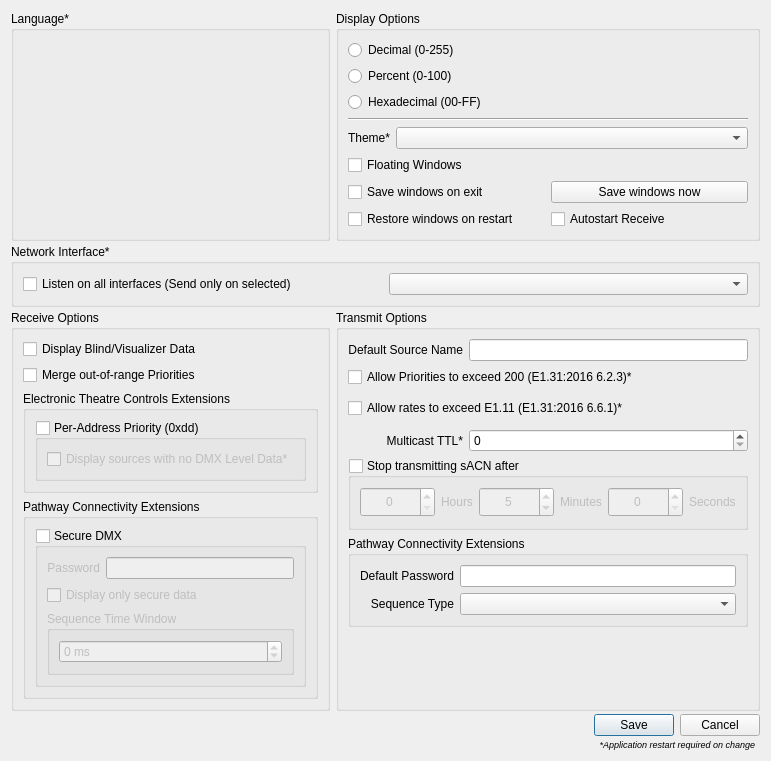
Qt form ui/preferencesdialog.ui (docsteer/sacnview) before a commit.
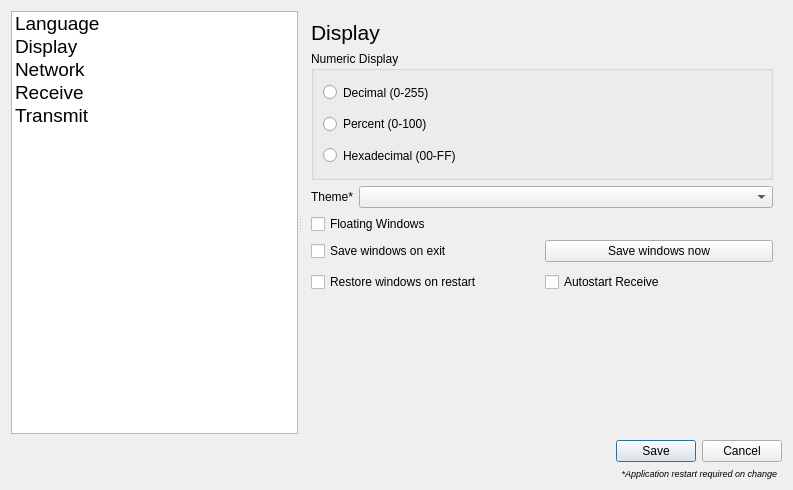
The same form after that commit. Icons and pictures are not drawn.

The edit to the form file:
```diff
--- a/ui/preferencesdialog.ui
+++ b/ui/preferencesdialog.ui
@@ -6,8 +6,8 @@
    <rect>
     <x>0</x>
     <y>0</y>
-    <width>713</width>
-    <height>671</height>
+    <width>793</width>
+    <height>490</height>
    </rect>
   </property>
   <property name="sizePolicy">
@@ -23,22 +23,402 @@
    <iconset resource="../res/resources.qrc">
     <normaloff>:/icons/settings.png</normaloff>:/icons/settings.png</iconset>
   </property>
+  <layout class="QVBoxLayout" name="verticalLayout_2">
+   <item>
+    <widget class="QSplitter" name="splitter">
+     <property name="sizePolicy">
+      <sizepolicy hsizetype="Expanding" vsizetype="Expanding">
+       <horstretch>0</horstretch>
+       <verstretch>0</verstretch>
+      </sizepolicy>
+     </property>
+     <property name="orientation">
+      <enum>Qt::Orientation::Horizontal</enum>
+     </property>
+     <widget class="QListWidget" name="lwPrefCategory">
+      <property name="font">
+       <font>
+        <pointsize>14</pointsize>
+       </font>
+      </property>
+      <property name="iconSize">
+       <size>
+        <width>32</width>
+        <height>32</height>
+       </size>
+      </property>
+      <property name="spacing">
+       <number>5</number>
+      </property>
+      <item>
+       <property name="text">
+        <string>Language</string>
+       </property>
+       <property name="icon">
+        <iconset resource="../res/resources.qrc">
+         <normaloff>:/preferences/pref_language.svg</normaloff>:/preferences/pref_language.svg</iconset>
+       </property>
+      </item>
+      <item>
+       <property name="text">
+        <string>Display</string>
+       </property>
+       <property name="icon">
+        <iconset resource="../res/resources.qrc">
+         <normaloff>:/preferences/pref_display.svg</normaloff>:/preferences/pref_display.svg</iconset>
+       </property>
+      </item>
+      <item>
+       <property name="text">
+        <string>Network</string>
+       </property>
+       <property name="icon">
+        <iconset resource="../res/resources.qrc">
+         <normaloff>:/preferences/pref_network.svg</normaloff>:/preferences/pref_network.svg</iconset>
+       </property>
+      </item>
+      <item>
+       <property name="text">
+        <string>Receive</string>
+       </property>
+       <property name="icon">
+        <iconset resource="../res/resources.qrc">
+         <normaloff>:/preferences/pref_recieve.svg</normaloff>:/preferences/pref_recieve.svg</iconset>
+       </property>
+      </item>
+      <item>
+       <property name="text">
+        <string>Transmit</string>
+       </property>
+       <property name="icon">
+        <iconset resource="../res/resources.qrc">
+         <normaloff>:/preferences/pref_transmit.svg</normaloff>:/preferences/pref_transmit.svg</iconset>
+       </property>
+      </item>
+     </widget>
+     <widget class="QStackedWidget" name="stackedWidget">
+      <property name="currentIndex">
+       <number>1</number>
+      </property>
+      <widget class="QWidget" name="page">
+       <layout class="QVBoxLayout" name="verticalLayout_7">
+        <item>
+         <widget class="QLabel" name="label_16">
+          <property name="font">
+           <font>
+            <pointsize>16</pointsize>
+           </font>
+          </property>
+          <property name="text">
+           <string>Language</string>
+          </property>
+         </widget>
+        </item>
+        <item>
+         <widget class="QGroupBox" name="gbLanguage">
+          <property name="sizePolicy">
+           <sizepolicy hsizetype="Expanding" vsizetype="Expanding">
+            <horstretch>0</horstretch>
+            <verstretch>0</verstretch>
+           </sizepolicy>
+          </property>
+          <property name="title">
+           <string/>
+          </property>
+          <layout class="QVBoxLayout" name="vlLanguage"/>
+         </widget>
+        </item>
+       </layout>
+      </widget>
+      <widget class="QWidget" name="page_2">
+       <layout class="QVBoxLayout" name="verticalLayout_9">
+        <item>
+         <widget class="QLabel" name="label_11">
+          <property name="font">
+           <font>
+            <pointsize>16</pointsize>
+           </font>
+          </property>
+          <property name="text">
+           <string>Display</string>
+          </property>
+         </widget>
+        </item>
+        <item>
+         <widget class="QGroupBox" name="gbDisplayFormat">
+          <property name="sizePolicy">
+           <sizepolicy hsizetype="Expanding" vsizetype="MinimumExpanding">
+            <horstretch>0</horstretch>
+            <verstretch>0</verstretch>
+           </sizepolicy>
+          </property>
+          <property name="title">
+           <string>Numeric Display</string>
+          </property>
+          <layout class="QVBoxLayout" name="verticalLayout_10">
+           <item>
+            <widget class="QRadioButton" name="DecimalDisplayFormat">
+             <property name="enabled">
+              <bool>true</bool>
+             </property>
+             <property name="sizePolicy">
+              <sizepolicy hsizetype="Expanding" vsizetype="Expanding">
+               <horstretch>0</horstretch>
+               <verstretch>0</verstretch>
+              </sizepolicy>
+             </property>
+             <property name="maximumSize">
+              <size>
+               <width>16777215</width>
+               <height>30</height>
+              </size>
+             </property>
+             <property name="text">
+              <string>Decimal (0-255)</string>
+             </property>
+            </widget>
+           </item>
+           <item>
+            <widget class="QRadioButton" name="PercentDisplayFormat">
+             <property name="sizePolicy">
+              <sizepolicy hsizetype="Expanding" vsizetype="Expanding">
+               <horstretch>0</horstretch>
+               <verstretch>0</verstretch>
+              </sizepolicy>
+             </property>
+             <property name="maximumSize">
+              <size>
+               <width>16777215</width>
+               <height>30</height>
+              </size>
+             </property>
+             <property name="text">
+              <string>Percent (0-100)</string>
+             </property>
+            </widget>
+           </item>
+           <item>
+            <widget class="QRadioButton" name="HexDisplayFormat">
+             <property name="sizePolicy">
+              <sizepolicy hsizetype="Expanding" vsizetype="Expanding">
+               <horstretch>0</horstretch>
+               <verstretch>0</verstretch>
+              </sizepolicy>
+             </property>
+             <property name="maximumSize">
+              <size>
+               <width>16777215</width>
+               <height>30</height>
+              </size>
+             </property>
+             <property name="text">
+              <string>Hexadecimal (00-FF)</string>
+             </property>
+            </widget>
+           </item>
+          </layout>
+         </widget>
+        </item>
+        <item>
+         <layout class="QHBoxLayout" name="horizontalLayout_3">
+          <item>
+           <widget class="QLabel" name="label">
+            <property name="maximumSize">
+             <size>
+              <width>16777215</width>
+              <height>30</height>
+             </size>
+            </property>
+            <property name="text">
+             <string>Theme*</string>
+            </property>
+            <property name="alignment">
+             <set>Qt::AlignmentFlag::AlignRight|Qt::AlignmentFlag::AlignTrailing|Qt::AlignmentFlag::AlignVCenter</set>
+            </property>
+           </widget>
+          </item>
+          <item>
+           <widget class="QComboBox" name="cmbTheme">
+            <property name="sizePolicy">
+             <sizepolicy hsizetype="Expanding" vsizetype="Fixed">
+              <horstretch>0</horstretch>
+              <verstretch>0</verstretch>
+             </sizepolicy>
+            </property>
+            <property name="maximumSize">
+             <size>
+              <width>16777215</width>
+              <height>30</height>
+             </size>
+            </property>
+           </widget>
+          </item>
+         </layout>
+        </item>
+        <item>
   <layout class="QGridLayout" name="gridLayout">
-   <property name="verticalSpacing">
-    <number>3</number>
-   </property>
+          <item row="0" column="0">
+           <widget class="QCheckBox" name="cbFloatingWindows">
+            <property name="sizePolicy">
+             <sizepolicy hsizetype="Preferred" vsizetype="Fixed">
+              <horstretch>0</horstretch>
+              <verstretch>0</verstretch>
+             </sizepolicy>
+            </property>
+            <property name="text">
+             <string>Floating Windows</string>
+            </property>
+           </widget>
+          </item>
+          <item row="1" column="0">
+           <widget class="QCheckBox" name="cbSaveWindowsOnExit">
+            <property name="sizePolicy">
+             <sizepolicy hsizetype="Preferred" vsizetype="Fixed">
+              <horstretch>0</horstretch>
+              <verstretch>0</verstretch>
+             </sizepolicy>
+            </property>
+            <property name="text">
+             <string>Save windows on exit</string>
+            </property>
+           </widget>
+          </item>
+          <item row="1" column="1">
+           <widget class="QPushButton" name="btnSaveWindows">
+            <property name="text">
+             <string>Save windows now</string>
+            </property>
+           </widget>
+          </item>
    <item row="2" column="0">
-    <widget class="QGroupBox" name="gbRecieveOptions">
+           <widget class="QCheckBox" name="cbRestoreWindows">
      <property name="sizePolicy">
-      <sizepolicy hsizetype="Expanding" vsizetype="Expanding">
+             <sizepolicy hsizetype="Preferred" vsizetype="Expanding">
        <horstretch>0</horstretch>
        <verstretch>0</verstretch>
       </sizepolicy>
      </property>
-     <property name="title">
-      <string>Receive Options</string>
-     </property>
-     <layout class="QVBoxLayout" name="verticalLayout" stretch="0,0,0,0">
+            <property name="maximumSize">
+             <size>
+              <width>16777215</width>
+              <height>30</height>
+             </size>
+            </property>
+            <property name="text">
+             <string>Restore windows on restart</string>
+            </property>
+           </widget>
+          </item>
+          <item row="2" column="1">
+           <widget class="QCheckBox" name="cbAutoRx">
+            <property name="toolTip">
+             <string>Automatically start all receive windows after restoring</string>
+            </property>
+            <property name="text">
+             <string>Autostart Receive</string>
+            </property>
+           </widget>
+          </item>
+         </layout>
+        </item>
+        <item>
+         <spacer name="verticalSpacer_2">
+          <property name="orientation">
+           <enum>Qt::Orientation::Vertical</enum>
+          </property>
+          <property name="sizeHint" stdset="0">
+           <size>
+            <width>20</width>
+            <height>40</height>
+           </size>
+          </property>
+         </spacer>
+        </item>
+       </layout>
+      </widget>
+      <widget class="QWidget" name="page_3">
+       <layout class="QVBoxLayout" name="verticalLayout_12">
+        <item>
+         <widget class="QLabel" name="label_13">
+          <property name="font">
+           <font>
+            <pointsize>16</pointsize>
+           </font>
+          </property>
+          <property name="text">
+           <string>Network</string>
+          </property>
+         </widget>
+        </item>
+        <item>
+         <widget class="QCheckBox" name="cbListenAll">
+          <property name="sizePolicy">
+           <sizepolicy hsizetype="Preferred" vsizetype="Fixed">
+            <horstretch>0</horstretch>
+            <verstretch>0</verstretch>
+           </sizepolicy>
+          </property>
+          <property name="maximumSize">
+           <size>
+            <width>16777215</width>
+            <height>30</height>
+           </size>
+          </property>
+          <property name="text">
+           <string>Listen on all interfaces (Send only on selected)</string>
+          </property>
+         </widget>
+        </item>
+        <item>
+         <layout class="QHBoxLayout" name="horizontalLayout_4">
+          <item>
+           <widget class="QLabel" name="label_12">
+            <property name="text">
+             <string>Network Interface*</string>
+            </property>
+           </widget>
+          </item>
+          <item>
+           <widget class="QComboBox" name="cmbNetInterface">
+            <property name="sizePolicy">
+             <sizepolicy hsizetype="Preferred" vsizetype="Fixed">
+              <horstretch>0</horstretch>
+              <verstretch>0</verstretch>
+             </sizepolicy>
+            </property>
+           </widget>
+          </item>
+         </layout>
+        </item>
+        <item>
+         <spacer name="verticalSpacer_3">
+          <property name="orientation">
+           <enum>Qt::Orientation::Vertical</enum>
+          </property>
+          <property name="sizeHint" stdset="0">
+           <size>
+            <width>20</width>
+            <height>40</height>
+           </size>
+          </property>
+         </spacer>
+        </item>
+       </layout>
+      </widget>
+      <widget class="QWidget" name="page_4">
+       <layout class="QVBoxLayout" name="verticalLayout">
+        <item>
+         <widget class="QLabel" name="label_14">
+          <property name="font">
+           <font>
+            <pointsize>16</pointsize>
+           </font>
+          </property>
+          <property name="text">
+           <string>Receive</string>
+          </property>
+         </widget>
+        </item>
       <item>
        <widget class="QCheckBox" name="cbDisplayBlind">
         <property name="sizePolicy">
@@ -161,7 +541,7 @@
                  <string>Password</string>
                 </property>
                 <property name="alignment">
-                 <set>Qt::AlignRight|Qt::AlignTrailing|Qt::AlignVCenter</set>
+                   <set>Qt::AlignmentFlag::AlignRight|Qt::AlignmentFlag::AlignTrailing|Qt::AlignmentFlag::AlignVCenter</set>
                 </property>
                </widget>
               </item>
@@ -235,64 +615,31 @@
       </item>
      </layout>
     </widget>
-   </item>
-   <item row="1" column="0" colspan="2">
-    <widget class="QGroupBox" name="gbNetworkInterface">
-     <property name="sizePolicy">
-      <sizepolicy hsizetype="Expanding" vsizetype="MinimumExpanding">
-       <horstretch>0</horstretch>
-       <verstretch>0</verstretch>
-      </sizepolicy>
-     </property>
-     <property name="title">
-      <string>Network Interface*</string>
-     </property>
-     <layout class="QHBoxLayout" name="horizontalLayout_7">
-      <item>
-       <widget class="QCheckBox" name="cbListenAll">
-        <property name="sizePolicy">
-         <sizepolicy hsizetype="Preferred" vsizetype="Fixed">
-          <horstretch>0</horstretch>
-          <verstretch>0</verstretch>
-         </sizepolicy>
-        </property>
-        <property name="maximumSize">
-         <size>
-          <width>16777215</width>
-          <height>30</height>
-         </size>
-        </property>
+      <widget class="QWidget" name="page_5">
+       <layout class="QFormLayout" name="formLayout">
+        <item row="0" column="0">
+         <widget class="QLabel" name="label_15">
+          <property name="font">
+           <font>
+            <pointsize>16</pointsize>
+           </font>
+          </property>
         <property name="text">
-         <string>Listen on all interfaces (Send only on selected)</string>
+           <string>Transmit</string>
         </property>
        </widget>
       </item>
-      <item>
-       <widget class="QComboBox" name="cmbNetInterface">
-        <property name="sizePolicy">
-         <sizepolicy hsizetype="Preferred" vsizetype="Fixed">
-          <horstretch>0</horstretch>
-          <verstretch>0</verstretch>
-         </sizepolicy>
-        </property>
-       </widget>
-      </item>
-     </layout>
-    </widget>
-   </item>
-   <item row="2" column="1">
-    <widget class="QGroupBox" name="gbTransmitOptions">
-     <property name="sizePolicy">
-      <sizepolicy hsizetype="Expanding" vsizetype="Expanding">
-       <horstretch>0</horstretch>
-       <verstretch>0</verstretch>
-      </sizepolicy>
-     </property>
-     <property name="title">
-      <string>Transmit Options</string>
-     </property>
-     <layout class="QGridLayout" name="gridLayout_3">
-      <item row="0" column="1">
+        <item row="1" column="0">
+         <widget class="QLabel" name="label_6">
+          <property name="text">
+           <string>Default Source Name</string>
+          </property>
+          <property name="alignment">
+           <set>Qt::AlignmentFlag::AlignRight|Qt::AlignmentFlag::AlignTrailing|Qt::AlignmentFlag::AlignVCenter</set>
+          </property>
+         </widget>
+        </item>
+        <item row="1" column="1">
        <widget class="QLineEdit" name="leDefaultSourceName">
         <property name="sizePolicy">
          <sizepolicy hsizetype="Expanding" vsizetype="Minimum">
@@ -304,11 +651,47 @@
          <number>63</number>
         </property>
         <property name="alignment">
-         <set>Qt::AlignLeading|Qt::AlignLeft|Qt::AlignVCenter</set>
+           <set>Qt::AlignmentFlag::AlignLeading|Qt::AlignmentFlag::AlignLeft|Qt::AlignmentFlag::AlignVCenter</set>
+          </property>
+         </widget>
+        </item>
+        <item row="2" column="1">
+         <widget class="QCheckBox" name="cbTxBadPriority">
+          <property name="text">
+           <string>Allow Priorities to exceed 200 (E1.31:2016 6.2.3)*</string>
         </property>
        </widget>
       </item>
       <item row="3" column="1">
+         <widget class="QCheckBox" name="cbTxRateOverride">
+          <property name="sizePolicy">
+           <sizepolicy hsizetype="Expanding" vsizetype="Expanding">
+            <horstretch>0</horstretch>
+            <verstretch>0</verstretch>
+           </sizepolicy>
+          </property>
+          <property name="maximumSize">
+           <size>
+            <width>16777215</width>
+            <height>30</height>
+           </size>
+          </property>
+          <property name="text">
+           <string>Allow rates to exceed E1.11 (E1.31:2016 6.6.1)*</string>
+          </property>
+         </widget>
+        </item>
+        <item row="4" column="0">
+         <widget class="QLabel" name="label_5">
+          <property name="text">
+           <string>Multicast TTL*</string>
+          </property>
+          <property name="alignment">
+           <set>Qt::AlignmentFlag::AlignRight|Qt::AlignmentFlag::AlignTrailing|Qt::AlignmentFlag::AlignVCenter</set>
+          </property>
+         </widget>
+        </item>
+        <item row="4" column="1">
        <widget class="QSpinBox" name="sbMulticastTtl">
         <property name="sizePolicy">
          <sizepolicy hsizetype="MinimumExpanding" vsizetype="Fixed">
@@ -324,75 +707,7 @@
         </property>
        </widget>
       </item>
-      <item row="3" column="0">
-       <widget class="QLabel" name="label_5">
-        <property name="text">
-         <string>Multicast TTL*</string>
-        </property>
-        <property name="alignment">
-         <set>Qt::AlignRight|Qt::AlignTrailing|Qt::AlignVCenter</set>
-        </property>
-       </widget>
-      </item>
       <item row="5" column="0" colspan="2">
-       <widget class="QGroupBox" name="gbPathwayTx">
-        <property name="title">
-         <string>Pathway Connectivity Extensions</string>
-        </property>
-        <layout class="QGridLayout" name="gridLayout_2">
-         <item row="1" column="1">
-          <widget class="QComboBox" name="cmbPathwayTxSequenceType"/>
-         </item>
-         <item row="0" column="0">
-          <widget class="QLabel" name="label_8">
-           <property name="text">
-            <string>Default Password</string>
-           </property>
-           <property name="alignment">
-            <set>Qt::AlignRight|Qt::AlignTrailing|Qt::AlignVCenter</set>
-           </property>
-          </widget>
-         </item>
-         <item row="1" column="0">
-          <widget class="QLabel" name="label_9">
-           <property name="text">
-            <string>Sequence Type</string>
-           </property>
-           <property name="alignment">
-            <set>Qt::AlignRight|Qt::AlignTrailing|Qt::AlignVCenter</set>
-           </property>
-          </widget>
-         </item>
-         <item row="0" column="1">
-          <widget class="QLineEdit" name="lePathwaySecureTxPassword">
-           <property name="maxLength">
-            <number>32</number>
-           </property>
-          </widget>
-         </item>
-        </layout>
-       </widget>
-      </item>
-      <item row="2" column="0" colspan="2">
-       <widget class="QCheckBox" name="cbTxRateOverride">
-        <property name="sizePolicy">
-         <sizepolicy hsizetype="Expanding" vsizetype="Expanding">
-          <horstretch>0</horstretch>
-          <verstretch>0</verstretch>
-         </sizepolicy>
-        </property>
-        <property name="maximumSize">
-         <size>
-          <width>16777215</width>
-          <height>30</height>
-         </size>
-        </property>
-        <property name="text">
-         <string>Allow rates to exceed E1.11 (E1.31:2016 6.6.1)*</string>
-        </property>
-       </widget>
-      </item>
-      <item row="4" column="0" colspan="2">
        <widget class="QGroupBox" name="gbTransmitTimeout">
         <property name="sizePolicy">
          <sizepolicy hsizetype="Expanding" vsizetype="Preferred">
@@ -413,7 +728,7 @@
          <item>
           <layout class="QHBoxLayout" name="horizontalLayout">
            <property name="sizeConstraint">
-            <enum>QLayout::SetDefaultConstraint</enum>
+              <enum>QLayout::SizeConstraint::SetDefaultConstraint</enum>
            </property>
            <item>
             <widget class="QSpinBox" name="NumOfHoursOfSacn">
@@ -436,7 +751,7 @@
               </size>
              </property>
              <property name="alignment">
-              <set>Qt::AlignCenter</set>
+                <set>Qt::AlignmentFlag::AlignCenter</set>
              </property>
              <property name="maximum">
               <number>48</number>
@@ -483,7 +798,7 @@
               </size>
              </property>
              <property name="alignment">
-              <set>Qt::AlignCenter</set>
+                <set>Qt::AlignmentFlag::AlignCenter</set>
              </property>
              <property name="maximum">
               <number>500</number>
@@ -533,7 +848,7 @@
               </size>
              </property>
              <property name="alignment">
-              <set>Qt::AlignCenter</set>
+                <set>Qt::AlignmentFlag::AlignCenter</set>
              </property>
              <property name="maximum">
               <number>100000</number>
@@ -567,263 +882,67 @@
         </layout>
        </widget>
       </item>
-      <item row="6" column="0">
-       <spacer name="verticalSpacer">
-        <property name="orientation">
-         <enum>Qt::Vertical</enum>
-        </property>
-        <property name="sizeHint" stdset="0">
-         <size>
-          <width>0</width>
-          <height>0</height>
-         </size>
-        </property>
-       </spacer>
+        <item row="6" column="0" colspan="2">
+         <widget class="QGroupBox" name="gbPathwayTx">
+          <property name="title">
+           <string>Pathway Connectivity Extensions</string>
+          </property>
+          <layout class="QGridLayout" name="gridLayout_2">
+           <item row="1" column="1">
+            <widget class="QComboBox" name="cmbPathwayTxSequenceType"/>
       </item>
       <item row="0" column="0">
-       <widget class="QLabel" name="label_6">
+            <widget class="QLabel" name="label_8">
         <property name="text">
-         <string>Default Source Name</string>
+              <string>Default Password</string>
         </property>
         <property name="alignment">
-         <set>Qt::AlignRight|Qt::AlignTrailing|Qt::AlignVCenter</set>
+              <set>Qt::AlignmentFlag::AlignRight|Qt::AlignmentFlag::AlignTrailing|Qt::AlignmentFlag::AlignVCenter</set>
         </property>
        </widget>
       </item>
-      <item row="1" column="0" colspan="2">
-       <widget class="QCheckBox" name="cbTxBadPriority">
+           <item row="1" column="0">
+            <widget class="QLabel" name="label_9">
         <property name="text">
-         <string>Allow Priorities to exceed 200 (E1.31:2016 6.2.3)*</string>
-        </property>
-       </widget>
-      </item>
-     </layout>
+              <string>Sequence Type</string>
+             </property>
+             <property name="alignment">
+              <set>Qt::AlignmentFlag::AlignRight|Qt::AlignmentFlag::AlignTrailing|Qt::AlignmentFlag::AlignVCenter</set>
+             </property>
     </widget>
    </item>
    <item row="0" column="1">
-    <widget class="QGroupBox" name="gbDisplayFormat">
-     <property name="sizePolicy">
-      <sizepolicy hsizetype="Expanding" vsizetype="MinimumExpanding">
-       <horstretch>0</horstretch>
-       <verstretch>0</verstretch>
-      </sizepolicy>
-     </property>
-     <property name="title">
-      <string>Display Options</string>
-     </property>
-     <layout class="QGridLayout" name="gridLayout_4">
-      <item row="4" column="0" colspan="2">
-       <layout class="QHBoxLayout" name="horizontalLayout_3">
-        <item>
-         <widget class="QLabel" name="label">
-          <property name="maximumSize">
-           <size>
-            <width>16777215</width>
-            <height>30</height>
-           </size>
-          </property>
-          <property name="text">
-           <string>Theme*</string>
-          </property>
-          <property name="alignment">
-           <set>Qt::AlignRight|Qt::AlignTrailing|Qt::AlignVCenter</set>
-          </property>
-         </widget>
-        </item>
-        <item>
-         <widget class="QComboBox" name="cmbTheme">
-          <property name="sizePolicy">
-           <sizepolicy hsizetype="Expanding" vsizetype="Fixed">
-            <horstretch>0</horstretch>
-            <verstretch>0</verstretch>
-           </sizepolicy>
-          </property>
-          <property name="maximumSize">
-           <size>
-            <width>16777215</width>
-            <height>30</height>
-           </size>
-          </property>
+            <widget class="QLineEdit" name="lePathwaySecureTxPassword">
+             <property name="maxLength">
+              <number>32</number>
+             </property>
+            </widget>
+           </item>
+          </layout>
          </widget>
         </item>
        </layout>
-      </item>
-      <item row="7" column="0">
-       <widget class="QCheckBox" name="cbRestoreWindows">
-        <property name="sizePolicy">
-         <sizepolicy hsizetype="Preferred" vsizetype="Expanding">
-          <horstretch>0</horstretch>
-          <verstretch>0</verstretch>
-         </sizepolicy>
-        </property>
-        <property name="maximumSize">
-         <size>
-          <width>16777215</width>
-          <height>30</height>
-         </size>
-        </property>
-        <property name="text">
-         <string>Restore windows on restart</string>
-        </property>
-       </widget>
-      </item>
-      <item row="3" column="0" colspan="2">
-       <widget class="Line" name="line">
-        <property name="orientation">
-         <enum>Qt::Horizontal</enum>
-        </property>
-       </widget>
-      </item>
-      <item row="1" column="0" colspan="2">
-       <widget class="QRadioButton" name="PercentDisplayFormat">
-        <property name="sizePolicy">
-         <sizepolicy hsizetype="Expanding" vsizetype="Expanding">
-          <horstretch>0</horstretch>
-          <verstretch>0</verstretch>
-         </sizepolicy>
-        </property>
-        <property name="maximumSize">
-         <size>
-          <width>16777215</width>
-          <height>30</height>
-         </size>
-        </property>
-        <property name="text">
-         <string>Percent (0-100)</string>
-        </property>
-       </widget>
-      </item>
-      <item row="5" column="0">
-       <widget class="QCheckBox" name="cbFloatingWindows">
-        <property name="sizePolicy">
-         <sizepolicy hsizetype="Preferred" vsizetype="Fixed">
-          <horstretch>0</horstretch>
-          <verstretch>0</verstretch>
-         </sizepolicy>
-        </property>
-        <property name="text">
-         <string>Floating Windows</string>
-        </property>
-       </widget>
-      </item>
-      <item row="0" column="0" colspan="2">
-       <widget class="QRadioButton" name="DecimalDisplayFormat">
-        <property name="enabled">
-         <bool>true</bool>
-        </property>
-        <property name="sizePolicy">
-         <sizepolicy hsizetype="Expanding" vsizetype="Expanding">
-          <horstretch>0</horstretch>
-          <verstretch>0</verstretch>
-         </sizepolicy>
-        </property>
-        <property name="maximumSize">
-         <size>
-          <width>16777215</width>
-          <height>30</height>
-         </size>
-        </property>
-        <property name="text">
-         <string>Decimal (0-255)</string>
-        </property>
-       </widget>
-      </item>
-      <item row="2" column="0" colspan="2">
-       <widget class="QRadioButton" name="HexDisplayFormat">
-        <property name="sizePolicy">
-         <sizepolicy hsizetype="Expanding" vsizetype="Expanding">
-          <horstretch>0</horstretch>
-          <verstretch>0</verstretch>
-         </sizepolicy>
-        </property>
-        <property name="maximumSize">
-         <size>
-          <width>16777215</width>
-          <height>30</height>
-         </size>
-        </property>
-        <property name="text">
-         <string>Hexadecimal (00-FF)</string>
-        </property>
-       </widget>
-      </item>
-      <item row="6" column="0">
-       <widget class="QCheckBox" name="cbSaveWindowsOnExit">
-        <property name="sizePolicy">
-         <sizepolicy hsizetype="Preferred" vsizetype="Fixed">
-          <horstretch>0</horstretch>
-          <verstretch>0</verstretch>
-         </sizepolicy>
-        </property>
-        <property name="text">
-         <string>Save windows on exit</string>
-        </property>
-       </widget>
-      </item>
-      <item row="6" column="1">
-       <widget class="QPushButton" name="btnSaveWindows">
-        <property name="text">
-         <string>Save windows now</string>
-        </property>
-       </widget>
-      </item>
-      <item row="7" column="1">
-       <widget class="QCheckBox" name="cbAutoRx">
-        <property name="toolTip">
-         <string>Automatically start all receive windows after restoring</string>
-        </property>
-        <property name="text">
-         <string>Autostart Receive</string>
-        </property>
-       </widget>
-      </item>
-     </layout>
-    </widget>
-   </item>
-   <item row="0" column="0">
-    <widget class="QGroupBox" name="gbLanguage">
-     <property name="sizePolicy">
-      <sizepolicy hsizetype="Expanding" vsizetype="Expanding">
-       <horstretch>0</horstretch>
-       <verstretch>0</verstretch>
-      </sizepolicy>
-     </property>
-     <property name="title">
-      <string>Language*</string>
-     </property>
-     <layout class="QVBoxLayout" name="vlLanguage"/>
-    </widget>
-   </item>
-   <item row="3" column="1">
-    <spacer name="verticalSpacer_2">
-     <property name="orientation">
-      <enum>Qt::Vertical</enum>
-     </property>
-     <property name="sizeHint" stdset="0">
-      <size>
-       <width>0</width>
-       <height>0</height>
-      </size>
-     </property>
-    </spacer>
-   </item>
-   <item row="4" column="0" colspan="2">
+      </widget>
+     </widget>
+    </widget>
+   </item>
+   <item>
     <widget class="QDialogButtonBox" name="buttonBox">
      <property name="sizePolicy">
-      <sizepolicy hsizetype="Expanding" vsizetype="Expanding">
+      <sizepolicy hsizetype="Expanding" vsizetype="Minimum">
        <horstretch>0</horstretch>
        <verstretch>0</verstretch>
       </sizepolicy>
      </property>
      <property name="orientation">
-      <enum>Qt::Horizontal</enum>
+      <enum>Qt::Orientation::Horizontal</enum>
      </property>
      <property name="standardButtons">
-      <set>QDialogButtonBox::Cancel|QDialogButtonBox::Save</set>
+      <set>QDialogButtonBox::StandardButton::Cancel|QDialogButtonBox::StandardButton::Save</set>
      </property>
     </widget>
    </item>
-   <item row="5" column="0" colspan="2">
+   <item>
     <widget class="QLabel" name="lblRestartInfo">
      <property name="font">
       <font>
@@ -835,7 +954,7 @@
       <string>*Application restart required on change  </string>
      </property>
      <property name="alignment">
-      <set>Qt::AlignRight|Qt::AlignTrailing|Qt::AlignVCenter</set>
+      <set>Qt::AlignmentFlag::AlignRight|Qt::AlignmentFlag::AlignTrailing|Qt::AlignmentFlag::AlignVCenter</set>
      </property>
     </widget>
    </item>
```
Lines whose indentation alone changed are shown as unchanged.
